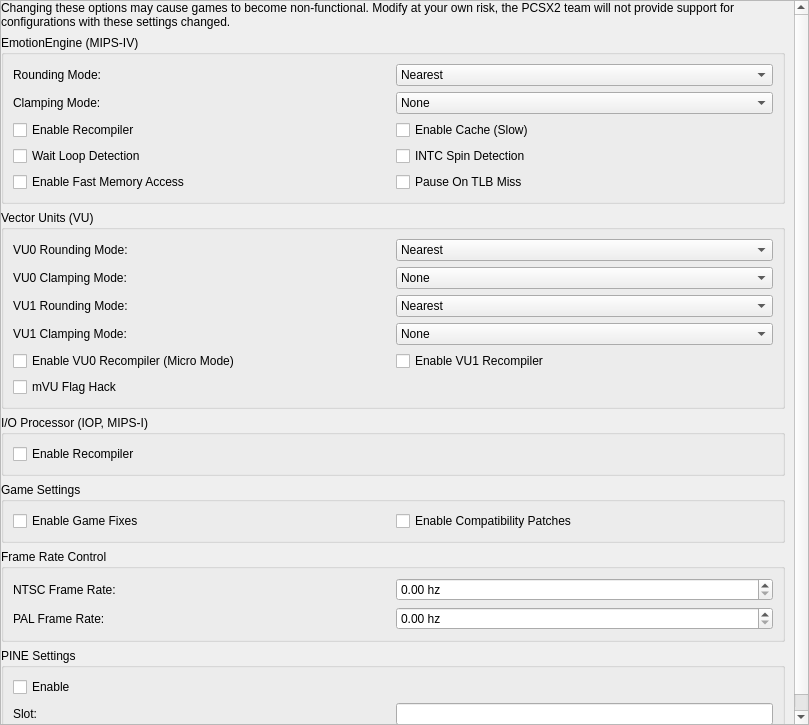
This is pcsx2-qt/Settings/AdvancedSettingsWidget.ui in PCSX2/pcsx2 as Qt 5 draws it before an edit. The edited form follows.
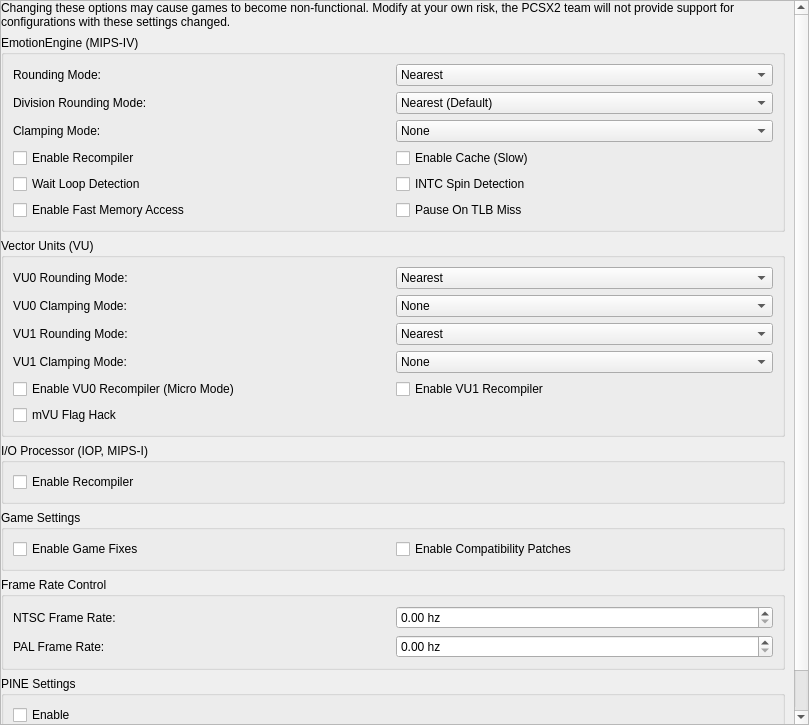
This is the edited form.

Commit message: Config: Replace FpuNegDivHack with eeDivRoundMode

What changed in the file:
```diff
--- a/pcsx2-qt/Settings/AdvancedSettingsWidget.ui
+++ b/pcsx2-qt/Settings/AdvancedSettingsWidget.ui
@@ -95,13 +95,44 @@
            </widget>
           </item>
           <item row="1" column="0">
+           <widget class="QLabel" name="label_13">
+            <property name="text">
+             <string extracomment="Rounding refers here to the mathematical term.">Division Rounding Mode:</string>
+            </property>
+           </widget>
+          </item>
+          <item row="1" column="1">
+           <widget class="QComboBox" name="eeDivRoundingMode">
+            <item>
+             <property name="text">
+              <string>Nearest (Default)</string>
+             </property>
+            </item>
+            <item>
+             <property name="text">
+              <string>Negative</string>
+             </property>
+            </item>
+            <item>
+             <property name="text">
+              <string>Positive</string>
+             </property>
+            </item>
+            <item>
+             <property name="text">
+              <string>Chop/Zero</string>
+             </property>
+            </item>
+           </widget>
+          </item>
+          <item row="2" column="0">
            <widget class="QLabel" name="label_12">
             <property name="text">
              <string extracomment="Clamping: Forcing out of bounds things in bounds by changing them to the closest possible value.  In this case, this refers to clamping large PS2 floating point values (which map to infinity or NaN in PCs' IEEE754 floats) to non-infinite ones.">Clamping Mode:</string>
             </property>
            </widget>
           </item>
-          <item row="1" column="1">
+          <item row="2" column="1">
            <widget class="QComboBox" name="eeClampMode">
             <item>
              <property name="text">
@@ -125,7 +156,7 @@
             </item>
            </widget>
           </item>
-          <item row="2" column="0" colspan="2">
+          <item row="3" column="0" colspan="2">
            <layout class="QGridLayout" name="gridLayout_4">
             <item row="1" column="0">
              <widget class="QCheckBox" name="eeWaitLoopDetection">
```
The commit also changes 12 other files.
